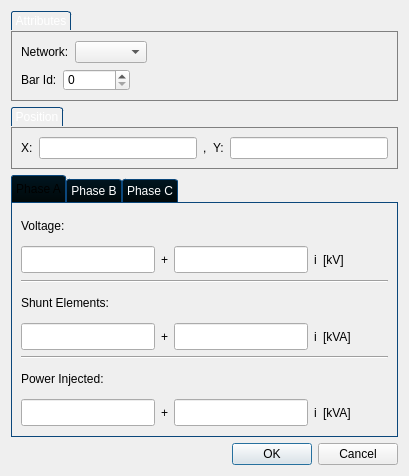
Qt form src/window/barproperties.ui (raulhuatuco/QuickFlow) before a commit.
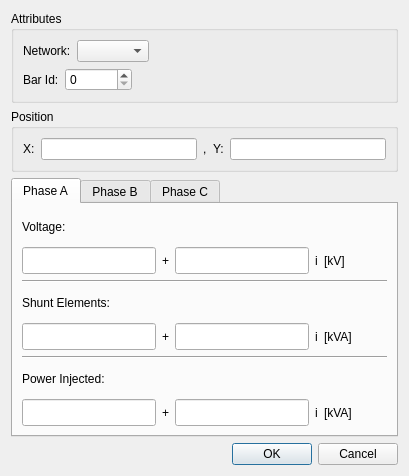
The same form after that commit.

```diff
--- a/src/window/barproperties.ui
+++ b/src/window/barproperties.ui
@@ -17,23 +17,7 @@
    <item row="0" column="0">
     <widget class="QGroupBox" name="groupBox_3">
      <property name="styleSheet">
-      <string notr="true">QGroupBox {
-border: 1px solid gray;
-margin-top: 20px;
-}
-
-QGroupBox::title
-{
-    subcontrol-origin: margin;	
-    border-top-left-radius: 3px;
-    border-top-right-radius: 3px;
-    border: 1px solid #0b477b;
-    border-bottom: none;
-    background-color: qlineargradient(x1: 0, y1: 0, x2: 0, y2: 1,
-        stop: 0 #001520, stop: 1 #000809);
-    padding: 2 2px;
-    color: white;   
-}</string>
+      <string notr="true"/>
      </property>
      <property name="title">
       <string>Attributes</string>
@@ -103,23 +87,7 @@
    <item row="1" column="0">
     <widget class="QGroupBox" name="groupBox_4">
      <property name="styleSheet">
-      <string notr="true">QGroupBox {
-border: 1px solid gray;
-margin-top: 20px;
-}
-
-QGroupBox::title
-{
-    subcontrol-origin: margin;	
-    border-top-left-radius: 3px;
-    border-top-right-radius: 3px;
-    border: 1px solid #0b477b;
-    border-bottom: none;
-    background-color: qlineargradient(x1: 0, y1: 0, x2: 0, y2: 1,
-        stop: 0 #001520, stop: 1 #000809);
-    padding: 2 2px;
-    color: white;   
-}</string>
+      <string notr="true"/>
      </property>
      <property name="title">
       <string>Position</string>
@@ -165,29 +133,7 @@
    <item row="2" column="0">
     <widget class="QTabWidget" name="tabWidget">
      <property name="styleSheet">
-      <string notr="true">QTabWidget::pane { 
-    border: 1px solid #0b477b;
-}
-
-QTabBar::tab {
- subcontrol-origin: margin;	
- border-top-left-radius: 3px;
- border-top-right-radius: 3px;
-border: 1px solid #0b477b;
-border-bottom: none;
-background-color: qlineargradient(x1: 0, y1: 0, x2: 0, y2: 1, stop: 0 #001520, stop: 1 #000809);
-padding: 4 4px;
-color: white;
-}
-QTabBar::tab:selected, QTabBar::tab:hover {
-    background: qlineargradient(x1: 0, y1: 0, x2: 0, y2: 1,
-                                stop: 0 #FFFFFF, stop: 1 #FAFAFA);
-color:black;
-}
-
-QTabBar::tab:!selected {
-    margin-top: 4px; /* make non-selected tabs look smaller */
-}</string>
+      <string notr="true"/>
      </property>
      <property name="currentIndex">
       <number>0</number>
```
